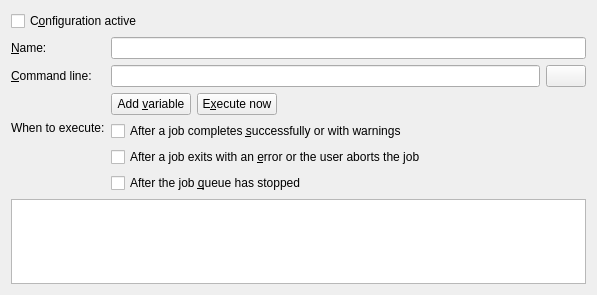
This is src/mkvtoolnix-gui/forms/main_window/prefs_run_program_widget.ui in jpsdr/MKVToolnix-Windows-7 as Qt 5 draws it before an edit. The edited form follows.
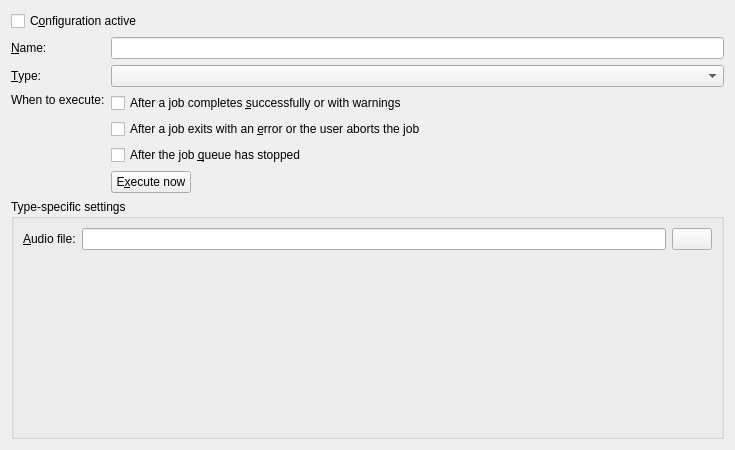
This is the edited form. The open tabs and pages were chosen to show the change. Icons and pictures are not drawn.

Commit message:
GUI: execute actions: general support for internally-implemented actions
This will be used for shutting down/suspending the PC and playing a
sound file.

What changed in the file:
```diff
--- a/src/mkvtoolnix-gui/forms/main_window/prefs_run_program_widget.ui
+++ b/src/mkvtoolnix-gui/forms/main_window/prefs_run_program_widget.ui
@@ -6,14 +6,14 @@
    <rect>
     <x>0</x>
     <y>0</y>
-    <width>597</width>
-    <height>295</height>
+    <width>735</width>
+    <height>450</height>
    </rect>
   </property>
   <property name="windowTitle">
    <string notr="true">Form</string>
   </property>
-  <layout class="QVBoxLayout" name="verticalLayout">
+  <layout class="QVBoxLayout" name="verticalLayout_6">
    <item>
     <widget class="QCheckBox" name="cbConfigurationActive">
      <property name="text">
@@ -23,35 +23,7 @@
    </item>
    <item>
     <layout class="QGridLayout" name="gridLayout">
-     <item row="1" column="0">
-      <widget class="QLabel" name="lCommandLine">
-       <property name="text">
-        <string>&amp;Command line:</string>
-       </property>
-       <property name="buddy">
-        <cstring>leCommandLine</cstring>
-       </property>
-      </widget>
-     </item>
-     <item row="1" column="1">
-      <layout class="QHBoxLayout" name="horizontalLayout">
-       <item>
-        <widget class="QLineEdit" name="leCommandLine"/>
-       </item>
-       <item>
-        <widget class="QPushButton" name="pbBrowseExecutable">
-         <property name="text">
-          <string notr="true"/>
-         </property>
-         <property name="icon">
-          <iconset resource="../../qt_resources.qrc">
-           <normaloff>:/icons/16x16/document-open.png</normaloff>:/icons/16x16/document-open.png</iconset>
-         </property>
-        </widget>
-       </item>
-      </layout>
-     </item>
-     <item row="3" column="0">
+     <item row="2" column="0">
       <layout class="QVBoxLayout" name="verticalLayout_2">
        <item>
         <widget class="QLabel" name="lWhenToExecute">
@@ -78,46 +50,20 @@
        </item>
       </layout>
      </item>
+     <item row="0" column="0">
+      <widget class="QLabel" name="label">
+       <property name="text">
+        <string>&amp;Name:</string>
+       </property>
+       <property name="buddy">
+        <cstring>leName</cstring>
+       </property>
+      </widget>
+     </item>
+     <item row="0" column="1">
+      <widget class="QLineEdit" name="leName"/>
+     </item>
      <item row="2" column="1">
-      <layout class="QHBoxLayout" name="horizontalLayout_2">
-       <item>
-        <widget class="QPushButton" name="pbAddVariable">
-         <property name="text">
-          <string>Add &amp;variable</string>
-         </property>
-         <property name="icon">
-          <iconset resource="../../qt_resources.qrc">
-           <normaloff>:/icons/16x16/list-add.png</normaloff>:/icons/16x16/list-add.png</iconset>
-         </property>
-        </widget>
-       </item>
-       <item>
-        <widget class="QPushButton" name="pbExecuteNow">
-         <property name="text">
-          <string>E&amp;xecute now</string>
-         </property>
-         <property name="icon">
-          <iconset resource="../../qt_resources.qrc">
-           <normaloff>:/icons/16x16/system-run.png</normaloff>:/icons/16x16/system-run.png</iconset>
-         </property>
-        </widget>
-       </item>
-       <item>
-        <spacer name="horizontalSpacer">
-         <property name="orientation">
-          <enum>Qt::Horizontal</enum>
-         </property>
-         <property name="sizeHint" stdset="0">
-          <size>
-           <width>0</width>
-           <height>20</height>
-          </size>
-         </property>
-        </spacer>
-       </item>
-      </layout>
-     </item>
-     <item row="3" column="1">
       <layout class="QVBoxLayout" name="verticalLayout_4">
        <item>
         <widget class="QCheckBox" name="cbAfterJobSuccessful">
@@ -140,38 +86,195 @@
          </property>
         </widget>
        </item>
+       <item>
+        <layout class="QHBoxLayout" name="horizontalLayout">
+         <item>
+          <widget class="QPushButton" name="pbExecuteNow">
+           <property name="text">
+            <string>E&amp;xecute now</string>
+           </property>
+           <property name="icon">
+            <iconset resource="../../qt_resources.qrc">
+             <normaloff>:/icons/16x16/system-run.png</normaloff>:/icons/16x16/system-run.png</iconset>
+           </property>
+          </widget>
+         </item>
+         <item>
+          <spacer name="horizontalSpacer">
+           <property name="orientation">
+            <enum>Qt::Horizontal</enum>
+           </property>
+           <property name="sizeHint" stdset="0">
+            <size>
+             <width>40</width>
+             <height>20</height>
+            </size>
+           </property>
+          </spacer>
+         </item>
+        </layout>
+       </item>
       </layout>
      </item>
-     <item row="0" column="0">
-      <widget class="QLabel" name="label">
+     <item row="1" column="0">
+      <widget class="QLabel" name="lType">
        <property name="text">
-        <string>&amp;Name:</string>
+        <string>&amp;Type:</string>
        </property>
        <property name="buddy">
-        <cstring>leName</cstring>
+        <cstring>cbType</cstring>
        </property>
       </widget>
      </item>
-     <item row="0" column="1">
-      <widget class="QLineEdit" name="leName"/>
+     <item row="1" column="1">
+      <widget class="QComboBox" name="cbType"/>
      </item>
     </layout>
    </item>
    <item>
-    <widget class="QTextBrowser" name="tbUsageNotes">
+    <widget class="QGroupBox" name="groupBox">
      <property name="sizePolicy">
       <sizepolicy hsizetype="Expanding" vsizetype="Expanding">
-       <horstretch>1</horstretch>
+       <horstretch>0</horstretch>
        <verstretch>1</verstretch>
       </sizepolicy>
      </property>
-     <property name="html">
-      <string notr="true">&lt;!DOCTYPE HTML PUBLIC &quot;-//W3C//DTD HTML 4.0//EN&quot; &quot;http://www.w3.org/TR/REC-html40/strict.dtd&quot;&gt;
+     <property name="title">
+      <string>Type-specific settings</string>
+     </property>
+     <layout class="QVBoxLayout" name="verticalLayout_3">
+      <property name="leftMargin">
+       <number>0</number>
+      </property>
+      <property name="topMargin">
+       <number>0</number>
+      </property>
+      <property name="rightMargin">
+       <number>0</number>
+      </property>
+      <property name="bottomMargin">
+       <number>0</number>
+      </property>
+      <item>
+       <widget class="QStackedWidget" name="typeWidgets">
+        <property name="sizePolicy">
+         <sizepolicy hsizetype="Expanding" vsizetype="Expanding">
+          <horstretch>0</horstretch>
+          <verstretch>0</verstretch>
+         </sizepolicy>
+        </property>
+        <property name="currentIndex">
+         <number>0</number>
+        </property>
+        <widget class="QWidget" name="emptyTypePage"/>
+        <widget class="QWidget" name="executeProgramTypePage">
+         <layout class="QVBoxLayout" name="verticalLayout">
+          <item>
+           <layout class="QHBoxLayout" name="horizontalLayout_3">
+            <item>
+             <widget class="QLabel" name="lCommandLine">
+              <property name="text">
+               <string>&amp;Command line:</string>
+              </property>
+              <property name="buddy">
+               <cstring>leCommandLine</cstring>
+              </property>
+             </widget>
+            </item>
+            <item>
+             <widget class="QLineEdit" name="leCommandLine"/>
+            </item>
+            <item>
+             <widget class="QPushButton" name="pbBrowseExecutable">
+              <property name="text">
+               <string notr="true"/>
+              </property>
+              <property name="icon">
+               <iconset resource="../../qt_resources.qrc">
+                <normaloff>:/icons/16x16/document-open.png</normaloff>:/icons/16x16/document-open.png</iconset>
+              </property>
+             </widget>
+            </item>
+            <item>
+             <widget class="QPushButton" name="pbAddVariable">
+              <property name="text">
+               <string>Add &amp;variable</string>
+              </property>
+              <property name="icon">
+               <iconset resource="../../qt_resources.qrc">
+                <normaloff>:/icons/16x16/list-add.png</normaloff>:/icons/16x16/list-add.png</iconset>
+              </property>
+             </widget>
+            </item>
+           </layout>
+          </item>
+          <item>
+           <widget class="QTextBrowser" name="tbUsageNotes">
+            <property name="sizePolicy">
+             <sizepolicy hsizetype="Expanding" vsizetype="Expanding">
+              <horstretch>1</horstretch>
+              <verstretch>1</verstretch>
+             </sizepolicy>
+            </property>
+            <property name="html">
+             <string notr="true">&lt;!DOCTYPE HTML PUBLIC &quot;-//W3C//DTD HTML 4.0//EN&quot; &quot;http://www.w3.org/TR/REC-html40/strict.dtd&quot;&gt;
 &lt;html&gt;&lt;head&gt;&lt;meta name=&quot;qrichtext&quot; content=&quot;1&quot; /&gt;&lt;style type=&quot;text/css&quot;&gt;
 p, li { white-space: pre-wrap; }
 &lt;/style&gt;&lt;/head&gt;&lt;body style=&quot; font-family:'Sans'; font-size:10pt; font-weight:400; font-style:normal;&quot;&gt;
 &lt;p style=&quot;-qt-paragraph-type:empty; margin-top:0px; margin-bottom:0px; margin-left:0px; margin-right:0px; -qt-block-indent:0; text-indent:0px; font-size:11pt;&quot;&gt;&lt;br /&gt;&lt;/p&gt;&lt;/body&gt;&lt;/html&gt;</string>
-     </property>
+            </property>
+           </widget>
+          </item>
+         </layout>
+        </widget>
+        <widget class="QWidget" name="playAudioFileTypePage">
+         <layout class="QVBoxLayout" name="verticalLayout_5">
+          <item>
+           <layout class="QHBoxLayout" name="horizontalLayout_2">
+            <item>
+             <widget class="QLabel" name="label_3">
+              <property name="text">
+               <string>&amp;Audio file:</string>
+              </property>
+              <property name="buddy">
+               <cstring>leAudioFile</cstring>
+              </property>
+             </widget>
+            </item>
+            <item>
+             <widget class="QLineEdit" name="leAudioFile"/>
+            </item>
+            <item>
+             <widget class="QPushButton" name="pbBrowseAudioFile">
+              <property name="text">
+               <string notr="true"/>
+              </property>
+              <property name="icon">
+               <iconset resource="../../qt_resources.qrc">
+                <normaloff>:/icons/16x16/document-open.png</normaloff>:/icons/16x16/document-open.png</iconset>
+              </property>
+             </widget>
+            </item>
+           </layout>
+          </item>
+          <item>
+           <spacer name="verticalSpacer">
+            <property name="orientation">
+             <enum>Qt::Vertical</enum>
+            </property>
+            <property name="sizeHint" stdset="0">
+             <size>
+              <width>20</width>
+              <height>153</height>
+             </size>
+            </property>
+           </spacer>
+          </item>
+         </layout>
+        </widget>
+       </widget>
+      </item>
+     </layout>
     </widget>
    </item>
   </layout>
```
Left out of the diff: 11 changed lines with no effect on the pictures. The commit also changes 12 other files.
